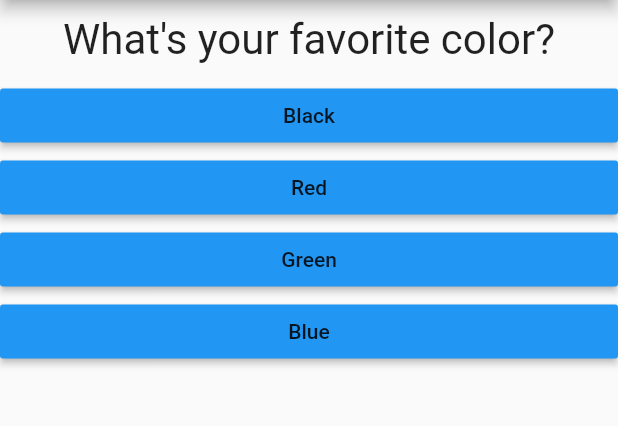
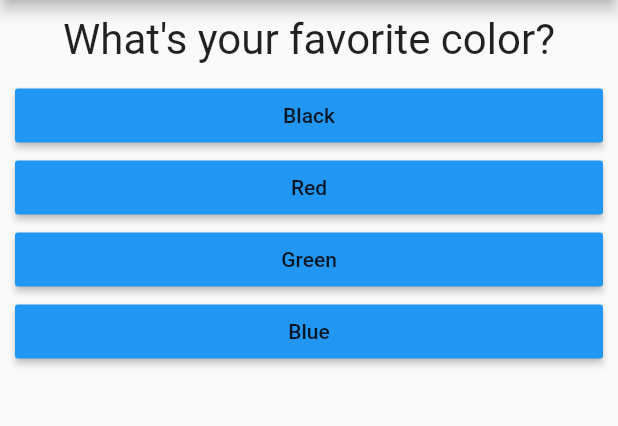
Before and after one commit to pri-branbilla/quiz, a Flutter app: the screen it shows after launch, on a phone screen of 412 x 824 dp, the part 84-510 px from its top. Run offline on Flutter 3.47's test engine with Material 2 defaults, Android fonts, the phone set to English and light mode, and no system bars.

Commit message:
improve README and padding for quiz

```diff
--- a/lib/quiz.dart
+++ b/lib/quiz.dart
@@ -14,7 +14,10 @@ class Quiz extends StatelessWidget {
 
   @override
   Widget build(BuildContext context) {
-    return Column(
+    return
+    Container(
+      padding: EdgeInsets.fromLTRB(10, 0, 10, 0),
+      child: Column(
       children: [
         Question(questions[questionIndex]['questionText']),
         ...(questions[questionIndex]['answers'] as List<Map<String, Object>>)
@@ -22,6 +25,6 @@ class Quiz extends StatelessWidget {
           return Answer(answer['text'], () => answerQuestion(answer['score']));
         }).toList(),
       ],
-    );
+    ));
   }
 }
```
Also changed, not shown: pubspec.lock, 3 other files.
